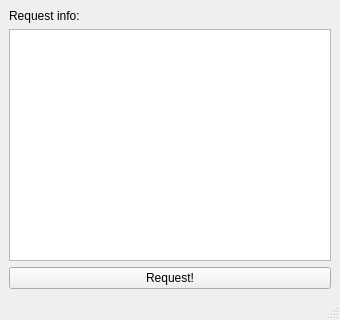
Old version of the form sample_request/ui/mainform.ui in the repository j2cry/biolab_scripts.
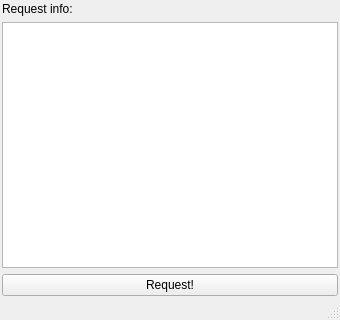
New version of the form.

Commit message: + rna_find: added GUI * all GUI fixed margins

```diff
--- a/sample_request/ui/mainform.ui
+++ b/sample_request/ui/mainform.ui
@@ -15,6 +15,18 @@
   </property>
   <widget class="QWidget" name="centralwidget">
    <layout class="QGridLayout" name="gridLayout">
+    <property name="leftMargin">
+     <number>2</number>
+    </property>
+    <property name="topMargin">
+     <number>2</number>
+    </property>
+    <property name="rightMargin">
+     <number>2</number>
+    </property>
+    <property name="bottomMargin">
+     <number>2</number>
+    </property>
     <item row="2" column="0">
      <widget class="QPushButton" name="requestButton">
       <property name="text">
```
The commit also changes 5 other files.
